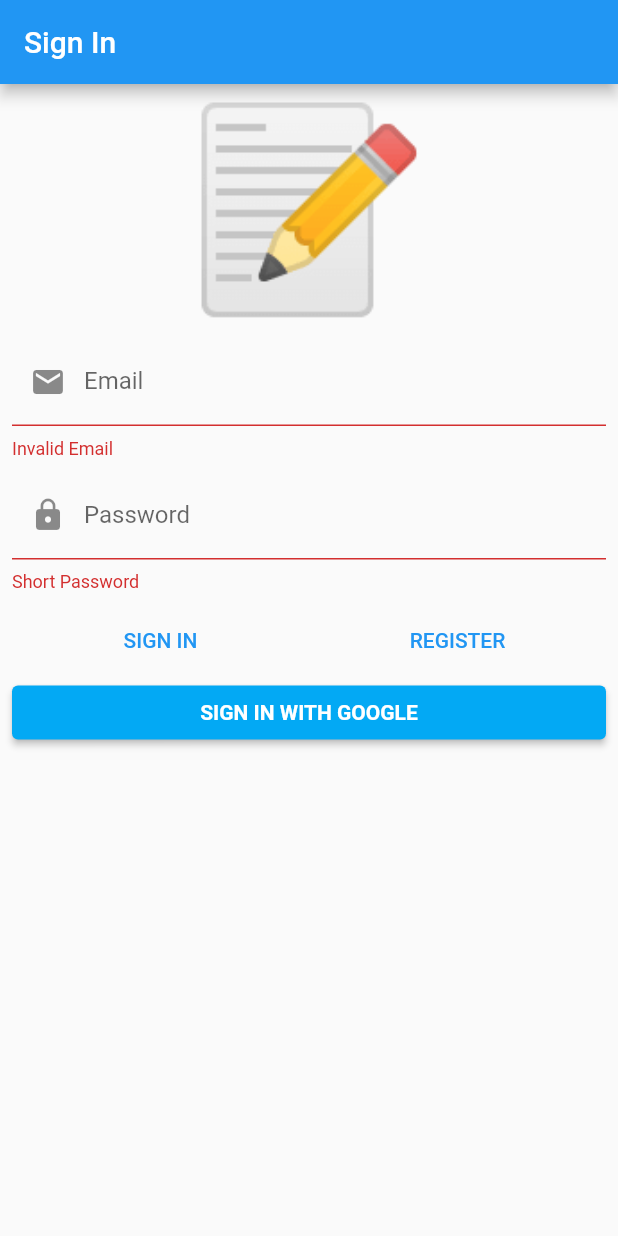
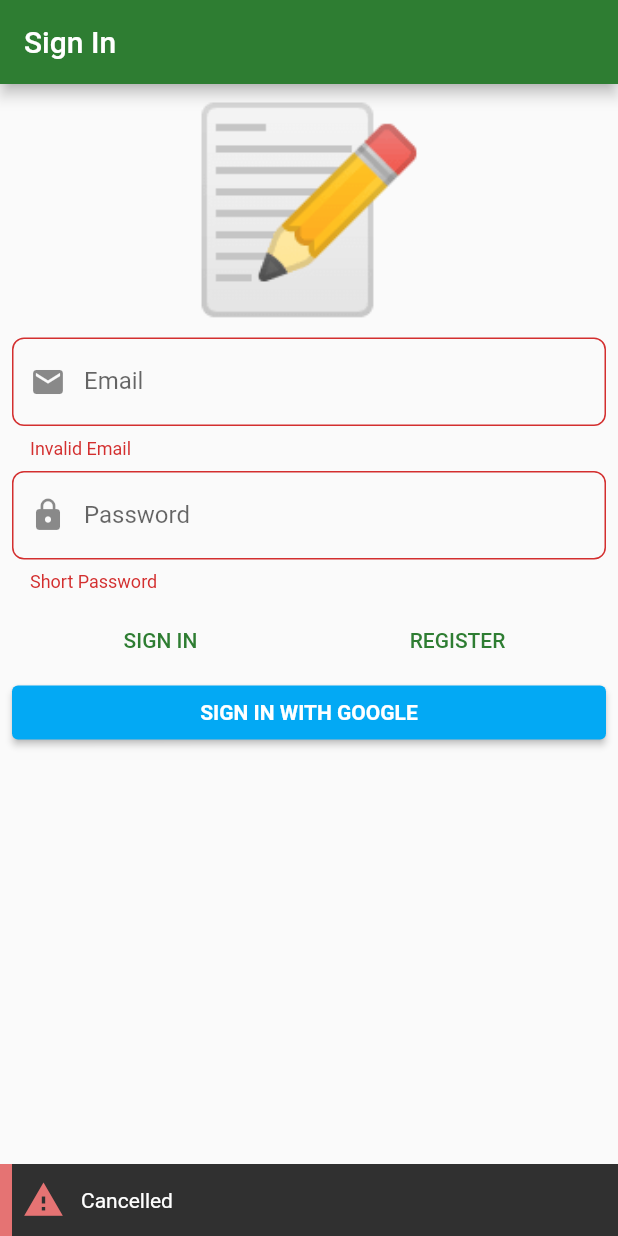
Before and after one commit to RazvanRauta/ddd_architecture_flutter, a Flutter app: the screen it shows after launch, after a tap on "SIGN IN", after a tap on "SIGN IN WITH GOOGLE", on a phone screen of 412 x 824 dp. Run offline on Flutter 3.47's test engine with Material 2 defaults, Android fonts, the phone set to English and light mode, and no system bars; drawn by our look-alikes of another_flushbar; our stand-ins replace bloc, dartz, equatable, firebase_auth, firebase_core, flutter_bloc and 4 more; accounts and stored records are empty.

Commit message:
Fixed theme

```diff
--- a/lib/presentation/core/app_widget.dart
+++ b/lib/presentation/core/app_widget.dart
@@ -8,11 +8,23 @@ class AppWidget extends StatelessWidget {
   // This widget is the root of your application.
   @override
   Widget build(BuildContext context) {
+    final ThemeData theme = ThemeData();
+
     return MaterialApp(
-        title: 'Flutter Demo',
-        theme: ThemeData.light().copyWith(
-          primaryColor: Colors.green[800],
-        ),
-        home: const SignInPage());
+      title: 'Flutter Demo',
+      theme: ThemeData.light().copyWith(
+          colorScheme: ColorScheme.fromSwatch(
+            primarySwatch: Colors.green,
+          ).copyWith(
+            secondary: Colors.blueAccent,
+            primary: Colors.green.shade800,
+          ),
+          inputDecorationTheme: InputDecorationTheme(
+              border: OutlineInputBorder(
+            borderRadius: BorderRadius.circular(8),
+          ))),
+      home: const SignInPage(),
+      debugShowCheckedModeBanner: false,
+    );
   }
 }
--- a/lib/presentation/sign_in/widgets/sign_in_form.dart
+++ b/lib/presentation/sign_in/widgets/sign_in_form.dart
@@ -1,6 +1,7 @@
 import '../../../application/auth/sign_in_form/bloc/sign_in_form_bloc.dart';
 import 'package:flutter/material.dart';
 import 'package:flutter_bloc/flutter_bloc.dart';
+import 'package:another_flushbar/flushbar_helper.dart';
 
 class SignInForm extends StatelessWidget {
   const SignInForm({Key? key}) : super(key: key);
@@ -9,28 +10,29 @@ class SignInForm extends StatelessWidget {
   Widget build(BuildContext context) {
     return BlocConsumer<SignInFormBloc, SignInFormState>(
       listener: (context, state) {
-        // state.authFailureOrSuccessOption.fold(
-        //   () {},
-        //   (either) => either.fold(
-        //     (failure) {
-        //       FlushestHelper.createError(
-        //         message: failure.map(
-        //           cancelledByUser: (_) => 'Cancelled',
-        //           serverError: (_) => 'Server error',
-        //           emailAlreadyInUse: (_) => 'Email already in use',
-        //           invalidCredentials: (_) =>
-        //               'Invalid email and password combination',
-        //         ),
-        //       ).show(context);
-        //     },
-        //     (_) {
-        //       ExtendedNavigator.of(context).replace(Routes.notesOverviewPage);
-        //       context
-        //           .read<AuthBloc>()
-        //           .add(const AuthEvent.authCheckRequested());
-        //     },
-        //   ),
-        // );
+        state.authFailureOrSuccessOption.fold(
+          () {},
+          (either) => either.fold(
+            (failure) {
+              FlushbarHelper.createError(
+                message: failure.map(
+                  cancelledByUser: (_) => 'Cancelled',
+                  serverError: (_) => 'Server error',
+                  emailAlreadyInUse: (_) => 'Email already in use',
+                  invalidCredentials: (_) =>
+                      'Invalid email and password combination',
+                ),
+              ).show(context);
+            },
+            (_) {
+              // ExtendedNavigator.of(context).replace(Routes.notesOverviewPage);
+              // context
+              //     .read<AuthBloc>()
+              //     .add(const AuthEvent.authCheckRequested());
+              print("hello");
+            },
+          ),
+        );
       },
       builder: (context, state) {
         return Form(
```
Also changed, not shown: pubspec.yaml (+12 -16 lines), pubspec.lock, 1 other file.
